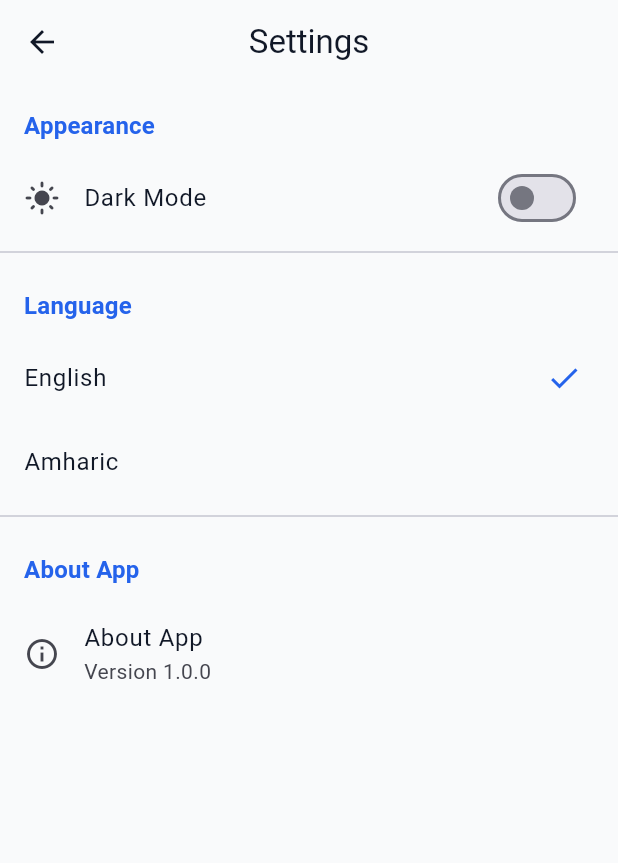
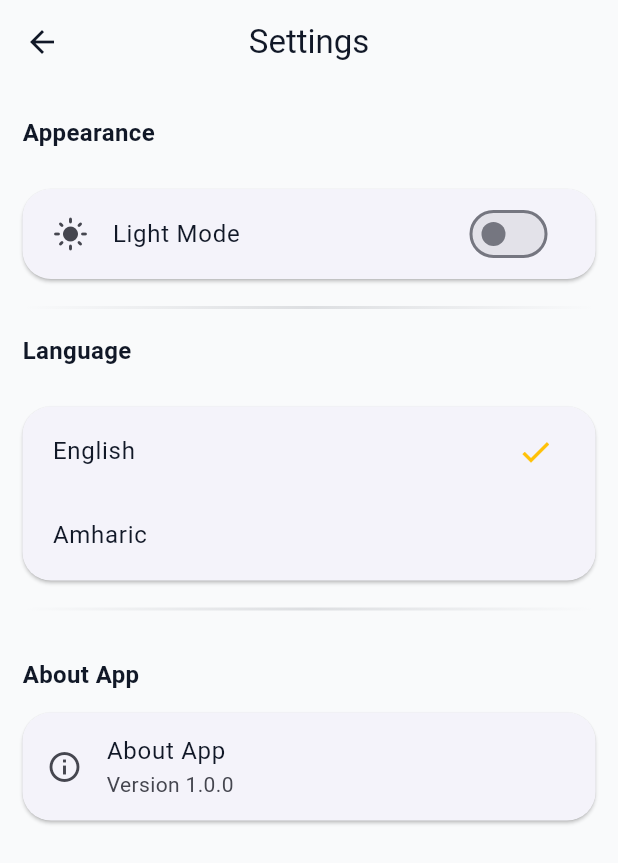
Before and after one commit to nattytesfa/praiseChoirMobileApp, a Flutter app: the SettingsScreen screen opened directly, on a phone screen of 412 x 824 dp. Shown: the top 863 px of the screen. Run offline on Flutter 3.47's test engine with Material 3 defaults, Android fonts, the phone set to English and light mode, and no system bars; our stand-ins replace audio_service, cloud_firestore, connectivity_plus, easy_localization, emoji_picker_flutter, equatable and 9 more; missing offline and left inert: gal, record; accounts and stored records are empty; generated files the repository leaves out were written again.

```diff
--- a/lib/core/theme/app_colors.dart
+++ b/lib/core/theme/app_colors.dart
@@ -15,10 +15,12 @@ class AppColors {
   static const Color fillDark = Color.fromARGB(255, 19, 30, 54);
   static const Color darkBackground = Color(0xFF0F172A);
   static const Color darkSurface = Color(0xFF1E1E1E);
+  static const Color darkOnAppBar = Color(0xFF1E293B);
   static const Color darkSecondary = Color(0xFF03DAC6);
+  static const Color darkOnSongsCard = Color(0xFF334155);
   static const Color darkError = Color(0xFFCF6679);
   static const Color darkOnBackground = Color(0xFFFFFFFF);
-  static const Color darkOnSurface = Color(0xFFFFFFFF);
+  static const Color darkOnSurface = Color.fromARGB(160, 255, 255, 255);
   static const Color gray50 = Color(0xFFF9FAFB);
   static const Color gray100 = Color(0xFFF3F4F6);
   static const Color gray400 = Color(0xFF9CA3AF);
--- a/lib/core/theme/app_text_styles.dart
+++ b/lib/core/theme/app_text_styles.dart
@@ -37,7 +37,7 @@ class AppTextStyles {
   );
 
   static const TextStyle headlineSmall = TextStyle(
-    fontSize: 18,
+    fontSize: 5,
     fontWeight: FontWeight.w600,
     color: AppColors.textPrimary,
   );
@@ -212,7 +212,7 @@ class AppTextStyles {
   static const TextStyle songTitle = TextStyle(
     fontSize: 18,
     fontWeight: FontWeight.w600,
-    color: AppColors.textPrimary,
+    color: AppColors.white,
   );
 
   static const TextStyle songLyrics = TextStyle(
--- a/lib/core/theme/app_theme.dart
+++ b/lib/core/theme/app_theme.dart
@@ -50,7 +50,7 @@ class AppTheme {
       error: AppColors.darkError,
     ),
     appBarTheme: const AppBarTheme(
-      backgroundColor: AppColors.darkBackground,
+      backgroundColor: AppColors.darkOnAppBar,
       foregroundColor: AppColors.gray50,
       elevation: 0,
       centerTitle: true,
@@ -71,6 +71,11 @@ class AppTheme {
         padding: const EdgeInsets.symmetric(vertical: 16),
       ),
     ),
+    listTileTheme: const ListTileThemeData(
+      titleTextStyle: TextStyle(inherit: false, color: Colors.white),
+      tileColor: AppColors.darkOnSongsCard,
+    ),
+    drawerTheme: const DrawerThemeData(backgroundColor: AppColors.darkOnAppBar),
   );
 
   static InputDecorationTheme _inputDecorationTheme({
--- a/lib/features/settings/presentation/screens/settings_screen.dart
+++ b/lib/features/settings/presentation/screens/settings_screen.dart
@@ -2,6 +2,9 @@ import 'package:flutter/material.dart';
 import 'package:flutter_bloc/flutter_bloc.dart';
 import 'package:easy_localization/easy_localization.dart';
 import 'package:praise_choir_app/core/theme/theme_cubit.dart';
+
+import '../../../../core/theme/app_text_styles.dart';
+import 'package:praise_choir_app/core/theme/app_colors.dart';
 
 class SettingsScreen extends StatelessWidget {
   const SettingsScreen({super.key});
@@ -9,43 +12,100 @@ class SettingsScreen extends StatelessWidget {
   @override
   Widget build(BuildContext context) {
     return Scaffold(
+      backgroundColor: Theme.of(context).scaffoldBackgroundColor,
       appBar: AppBar(title: Text("settings".tr())),
-      body: ListView(
+      body: Padding(
+        padding: const EdgeInsets.all(15.0),
+        child: Column(
+          crossAxisAlignment: CrossAxisAlignment.start,
           children: [
             _buildSectionHeader(context, "appearance".tr()),
-          _buildThemeSwitch(context),
-          const Divider(),
+            const SizedBox(height: 12),
+            _buildSettingsCard(_buildThemeSwitch(context)),
+            _coolDivider(context),
             _buildSectionHeader(context, "language".tr()),
-          _buildLanguageSelector(context),
-          const Divider(),
+            const SizedBox(height: 12),
+            _buildSettingsCard(_buildLanguageSelector(context)),
+            _coolDivider(context),
+            const SizedBox(height: 15),
             _buildSectionHeader(context, "aboutApp".tr()),
-          ListTile(
+
+            const SizedBox(height: 8),
+
+            Card(
+              margin: EdgeInsets.zero,
+              shape: RoundedRectangleBorder(
+                borderRadius: BorderRadius.circular(19),
+              ),
+              clipBehavior: Clip.antiAlias,
+              child: ListTile(
                 leading: const Icon(Icons.info_outline),
                 title: Text("aboutApp".tr()),
                 subtitle: const Text("Version 1.0.0"),
+                tileColor: Colors.transparent,
                 onTap: () {
-              showAboutDialog(
+                  showDialog(
                     context: context,
-                applicationName: "praiseChoirApp".tr(),
-                applicationVersion: "1.0.0",
-                applicationLegalese: "© 2026 Praise Choir",
-              );
-            },
+                    builder: (context) => AlertDialog(
+                      title: Center(child: Text("Praise Choir App")),
+                      content: Column(
+                        mainAxisSize: MainAxisSize.min,
+                        children: [
+                          const Text("Version 1.0.0"),
+                          const SizedBox(height: 16),
+                          Text(
+                            "© 2026 PraiseChoir\n All Rights Reserved.",
+                            textAlign: TextAlign.center,
+                            style: Theme.of(context).textTheme.bodySmall,
+                          ),
+                          const SizedBox(height: 20),
+                          Text(
+                            "Developed With ❤️ by Natnael",
+                            style: Theme.of(context).textTheme.bodySmall
+                                ?.copyWith(color: Theme.of(context).hintColor),
+                            textAlign: TextAlign.center,
+                          ),
+                        ],
+                      ),
+                      actions: [
+                        TextButton(
+                          onPressed: () => Navigator.pop(context),
+                          child: Text("close".tr()),
                         ),
                       ],
                     ),
                   );
+                },
+              ),
+            ),
+          ],
+        ),
+      ),
+    );
+  }
 }
 
 Widget _buildSectionHeader(BuildContext context, String title) {
   return Padding(
-      padding: const EdgeInsets.fromLTRB(16, 16, 16, 8),
+    padding: const EdgeInsets.symmetric(vertical: 6.0),
     child: Text(
       title,
-        style: Theme.of(context).textTheme.titleMedium?.copyWith(
-          color: Theme.of(context).colorScheme.primary,
-          fontWeight: FontWeight.bold,
+      style: AppTextStyles.titleMedium.copyWith(
+        color: Theme.of(context).colorScheme.onSurface,
+        fontWeight: FontWeight.w600,
       ),
+    ),
+  );
+}
+
+Widget _buildSettingsCard(Widget anotherBuilder) {
+  return Card(
+    shape: RoundedRectangleBorder(borderRadius: BorderRadius.circular(19)),
+    clipBehavior: Clip.antiAlias,
+    margin: const EdgeInsets.symmetric(vertical: 8),
+    child: Padding(
+      padding: const EdgeInsets.symmetric(horizontal: 4, vertical: 2),
+      child: Column(children: [anotherBuilder]),
     ),
   );
 }
@@ -60,8 +120,9 @@ class SettingsScreen extends StatelessWidget {
 
       return SwitchListTile(
         secondary: Icon(isDark ? Icons.dark_mode : Icons.light_mode),
-          title: Text("darkMode".tr()),
+        title: Text(isDark ? "darkMode".tr() : "lightMode".tr()),
         value: isDark,
+        tileColor: Colors.transparent,
         onChanged: (value) {
           context.read<ThemeCubit>().setTheme(
             value ? ThemeMode.dark : ThemeMode.light,
@@ -76,20 +137,49 @@ class SettingsScreen extends StatelessWidget {
   return Column(
     children: [
       ListTile(
-          title: Text("english").tr(),
+        title: Text("english".tr()),
+        tileColor: Colors.transparent,
         trailing: context.locale == const Locale('en')
-              ? Icon(Icons.check, color: Theme.of(context).primaryColor)
+            ? Icon(Icons.check, color: Colors.amber)
             : null,
         onTap: () => context.setLocale(const Locale('en')),
       ),
       ListTile(
-          title: Text("amharic").tr(),
+        title: Text("amharic".tr()),
+        tileColor: Colors.transparent,
         trailing: context.locale == const Locale('am')
-              ? Icon(Icons.check, color: Theme.of(context).primaryColor)
+            ? Icon(Icons.check, color: Colors.amber)
             : null,
         onTap: () => context.setLocale(const Locale('am')),
       ),
     ],
   );
 }
+
+Widget _coolDivider(BuildContext context) {
+  final color = Theme.of(context).colorScheme.onSurface;
+  return Padding(
+    padding: const EdgeInsets.symmetric(vertical: 10),
+    child: Row(
+      children: [
+        Expanded(
+          child: Container(
+            height: 2,
+            decoration: BoxDecoration(
+              gradient: LinearGradient(
+                begin: Alignment.centerLeft,
+                end: Alignment.centerRight,
+                colors: [
+                  AppColors.withValues(color, 0.0),
+                  AppColors.withValues(color, 0.12),
+                  AppColors.withValues(color, 0.0),
+                ],
+              ),
+              borderRadius: BorderRadius.circular(2),
+            ),
+          ),
+        ),
+      ],
+    ),
+  );
 }
--- a/lib/features/songs/presentation/widgets/song_list_view.dart
+++ b/lib/features/songs/presentation/widgets/song_list_view.dart
@@ -17,7 +17,6 @@ class _SongListViewState extends State<SongListView> {
   @override
   void initState() {
     super.initState();
-    // Ensure songs are loaded when this view is built
     context.read<SongCubit>().loadSongs();
   }
 
@@ -32,8 +31,6 @@ class _SongListViewState extends State<SongListView> {
             if (widget.language == null || widget.language == 'all') {
               return true;
             }
-            // Assuming 'am' for Amharic and 'en' for English/Kembatgna or others
-            // Adjust logic based on actual language codes in SongModel
             if (widget.language == 'am') {
               return song.language == 'amharic';
             } else {
```
Also changed, not shown: lib/core/widgets/common/home_screen.dart (+5 -8 lines), lib/core/widgets/common/pending_approval_screen.dart (+13 -0 lines), lib/features/songs/presentation/widgets/song_list_item.dart (+2 -5 lines), lib/features/songs/data/models/song_model.g.dart. Lines whose indentation alone changed are shown as unchanged.
